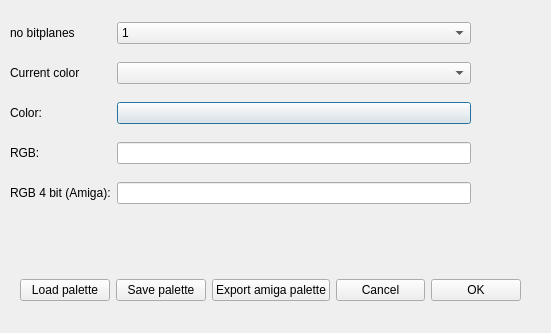
First picture: the form in source/dialogcolors.ui, repository leuat/TRSE, before the edit.
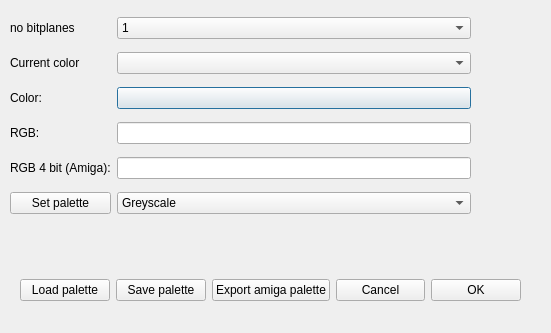
Second picture: the form after the edit.

Patch:
```diff
--- a/source/dialogcolors.ui
+++ b/source/dialogcolors.ui
@@ -22,7 +22,7 @@
      <height>211</height>
     </rect>
    </property>
-   <layout class="QGridLayout" name="gridLayout" rowstretch="1,1,1,1,1">
+   <layout class="QGridLayout" name="gridLayout" rowstretch="1,1,1,1,1,0">
     <item row="1" column="1">
      <widget class="QComboBox" name="cbmColors"/>
     </item>
@@ -113,6 +113,27 @@
     <item row="4" column="1">
      <widget class="QLineEdit" name="leRGB4"/>
     </item>
+    <item row="5" column="1">
+     <widget class="QComboBox" name="cbmPalette">
+      <item>
+       <property name="text">
+        <string>Greyscale</string>
+       </property>
+      </item>
+      <item>
+       <property name="text">
+        <string>TwoColors</string>
+       </property>
+      </item>
+     </widget>
+    </item>
+    <item row="5" column="0">
+     <widget class="QPushButton" name="btnLoad_2">
+      <property name="text">
+       <string>Set palette</string>
+      </property>
+     </widget>
+    </item>
    </layout>
   </widget>
   <widget class="QWidget" name="horizontalLayoutWidget">
```
Left out of the diff: 2 changed lines with no effect on the pictures.
